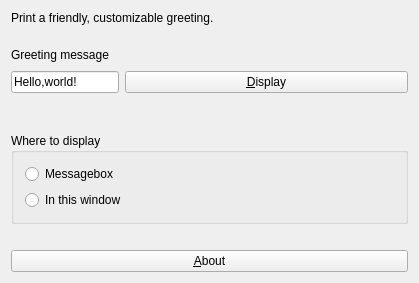
Old version of the form app/mainwindow.ui in the repository enjoysoftware/helloworld-gui.
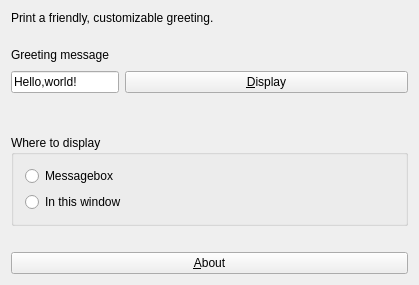
New version of the form. Icons and pictures are not drawn.

Commit message: Set window icon

The edit to the form file:
```diff
--- a/app/mainwindow.ui
+++ b/app/mainwindow.ui
@@ -10,7 +10,7 @@
     <x>0</x>
     <y>0</y>
     <width>419</width>
-    <height>283</height>
+    <height>285</height>
    </rect>
   </property>
   <property name="acceptDrops">
```
Left out of the diff: 8 changed lines with no effect on the pictures. The commit also changes 2 other files.
